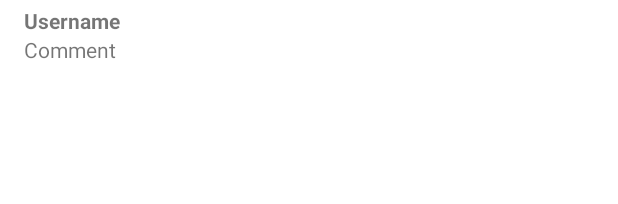
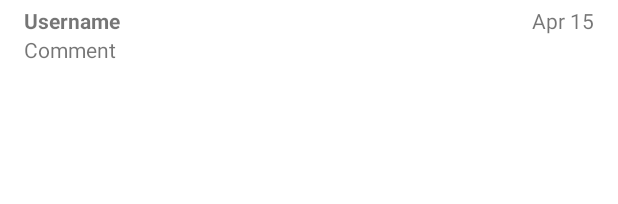
Before and after one commit to Cotrii/Gunpla-Machine-Project, an Android app: the layout comments_layout.xml on its own in the app's theme, with its tools: preview values and no code run, on a phone screen of 412 x 824 dp. Shown: the top 204 px of the screen. Run offline under Robolectric (Android 15) with nearby library versions, the phone set to English and light mode, and no system bars.

Commit message:
Fixed comment layout

```diff
--- a/app/src/main/java/com/mobdeve/gunplamp/CommentViewHolder.kt
+++ b/app/src/main/java/com/mobdeve/gunplamp/CommentViewHolder.kt
@@ -1,5 +1,6 @@
 package com.mobdeve.gunplamp
 
+import android.text.TextUtils.substring
 import androidx.recyclerview.widget.RecyclerView
 import com.mobdeve.gunplamp.Comment
 import com.mobdeve.gunplamp.databinding.CommentsLayoutBinding
@@ -15,5 +16,7 @@ class CommentViewHolder(private val viewBinding: CommentsLayoutBinding): Recycle
         this.viewBinding.tvUser.text = comment.username
         this.viewBinding.tvComment.text = comment.content
 
+        this.viewBinding.tvCmtDate.text = comment.commentDate.substring(4, 16)
+
     }
 }
--- a/app/src/main/java/com/mobdeve/gunplamp/ViewCommentsActivity.kt
+++ b/app/src/main/java/com/mobdeve/gunplamp/ViewCommentsActivity.kt
@@ -118,7 +118,7 @@ class ViewCommentsActivity : AppCompatActivity() {
                         val username = user!!.getString("username").toString()
 
                         val comment =  Comment(
-                            username + " - " + document.getDate("commentDate").toString().substring(4, 16),
+                            username,
                             document.getString("content").toString(),
                             document.getString("postID").toString(),
                             document.getDate("commentDate").toString())
--- a/app/src/main/res/layout/comments_layout.xml
+++ b/app/src/main/res/layout/comments_layout.xml
@@ -10,12 +10,31 @@
     android:paddingEnd="16dp"
     android:paddingBottom="4dp">
 
-    <TextView
-        android:id="@+id/tv_user"
-        android:layout_width="wrap_content"
-        android:layout_height="wrap_content"
-        android:text="Username"
-        android:textStyle="bold" />
+    <androidx.constraintlayout.widget.ConstraintLayout
+        android:id="@+id/linearLayout3"
+        android:layout_width="match_parent"
+        android:layout_height="match_parent">
+
+        <TextView
+            android:id="@+id/tv_user"
+            android:layout_width="300dp"
+            android:layout_height="wrap_content"
+            android:text="Username"
+            android:textStyle="bold"
+            app:layout_constraintBottom_toBottomOf="parent"
+            app:layout_constraintStart_toStartOf="parent"
+            app:layout_constraintTop_toTopOf="parent" />
+
+        <TextView
+            android:id="@+id/tv_cmtDate"
+            android:layout_width="wrap_content"
+            android:layout_height="wrap_content"
+            android:text="Apr 15"
+            app:layout_constraintBottom_toBottomOf="parent"
+            app:layout_constraintEnd_toEndOf="parent"
+            app:layout_constraintTop_toTopOf="parent" />
+
+    </androidx.constraintlayout.widget.ConstraintLayout>
 
     <TextView
         android:id="@+id/tv_comment"
```
